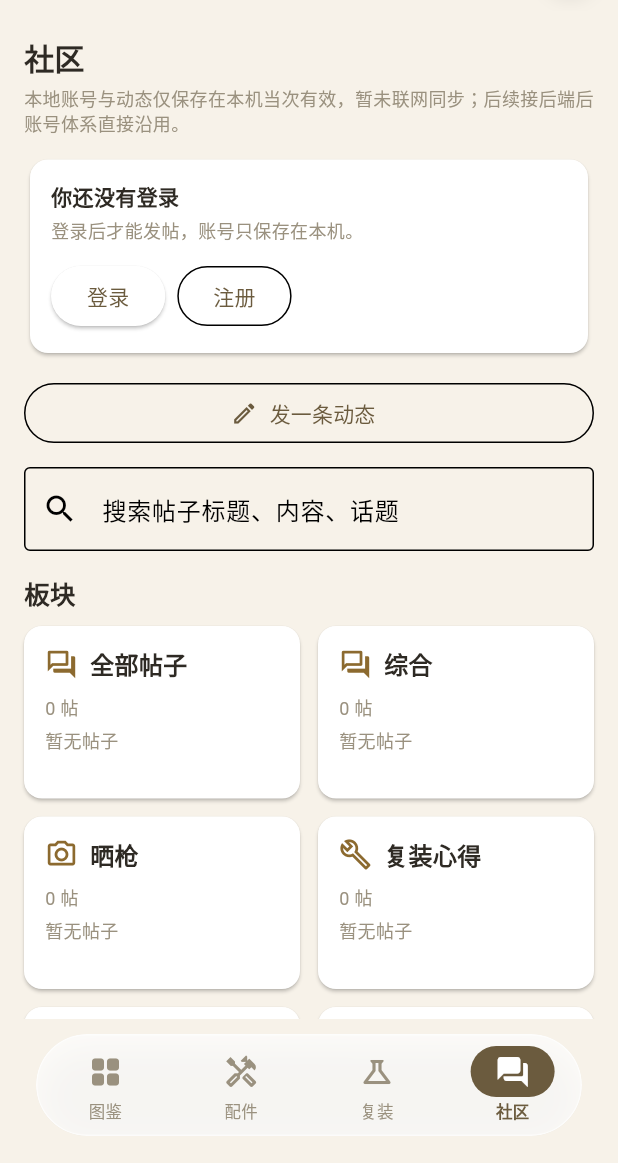
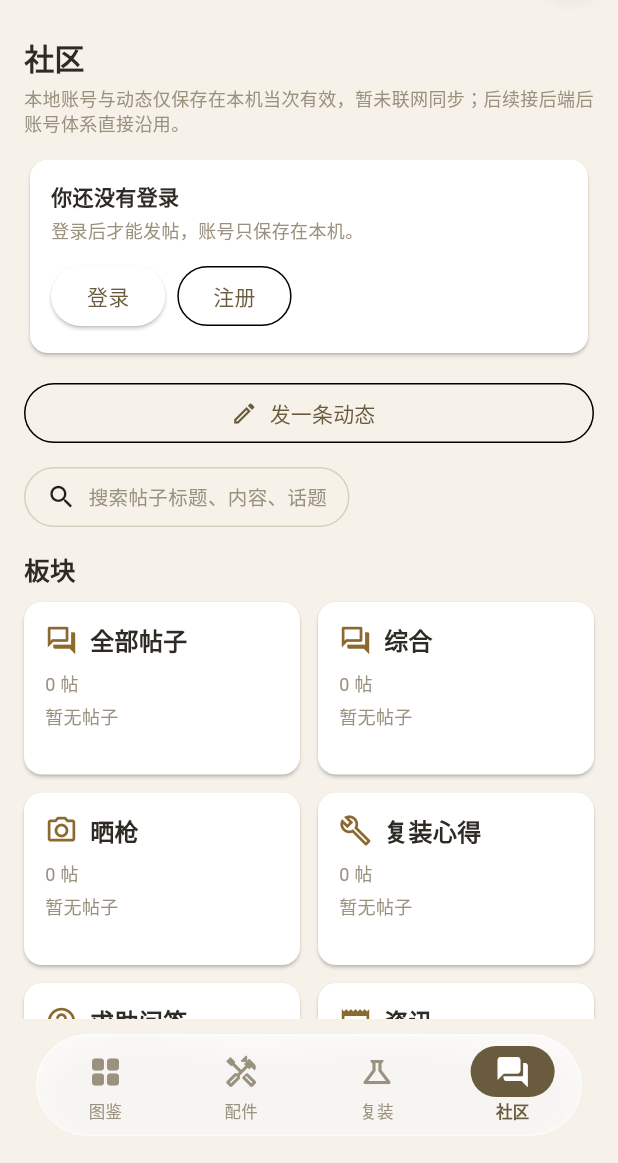
Before and after one commit to wangtao969/guns-map, a Flutter app: the screen it shows after launch, item 4 of the bottom bar chosen, on a phone screen of 412 x 824 dp, the part 73-1236 px from its top. Run offline on Flutter 3.47's test engine with Material 3 defaults, Android fonts, the phone set to English and light mode, and no system bars; accounts and stored records are empty.

Commit message:
v1.6.2: category photos -> transparent PNG cutouts (muzzle-right, contain layout), community search -> expandable pill bar

```diff
--- a/lib/screens/community_screen.dart
+++ b/lib/screens/community_screen.dart
@@ -3,6 +3,7 @@ import 'package:flutter/services.dart';
 import '../community_store.dart';
 import '../i18n.dart';
 import '../widgets/app_top_bar.dart';
+import '../widgets/expandable_search_bar.dart';
 import 'community_board_screen.dart';
 import 'community_compose_screen.dart';
 import 'community_dm_screen.dart';
@@ -622,13 +623,9 @@ class _CommunityScreenState extends State<CommunityScreen> {
                       : '继续写草稿'),
                 ),
                 const SizedBox(height: 12),
-                TextField(
+                ExpandableSearchBar(
+                  hint: '搜索帖子标题、内容、话题',
                   onSubmitted: _search,
-                  decoration: const InputDecoration(
-                    hintText: '搜索帖子标题、内容、话题',
-                    prefixIcon: Icon(Icons.search),
-                    border: OutlineInputBorder(),
-                  ),
                 ),
                 const SizedBox(height: 16),
                 const Text('板块',
--- a/lib/screens/gun_detail_screen.dart
+++ b/lib/screens/gun_detail_screen.dart
@@ -79,7 +79,7 @@ class _GunDetailScreenState extends State<GunDetailScreen>
                         ? Image.asset(gun.image!, fit: BoxFit.contain)
                         : Image.asset(
                             categoryPhoto[gun.category] ??
-                                'assets/images/category-rifle.webp',
+                                'assets/images/category-rifle.png',
                             fit: BoxFit.contain,
                           ),
                   ),
--- a/lib/screens/settings_screen.dart
+++ b/lib/screens/settings_screen.dart
@@ -10,7 +10,7 @@ import '../widgets/app_top_bar.dart';
 import 'feedback_screen.dart';
 
 /// 当前版本：每次发版时与 pubspec.yaml 一起改。
-const String appVersion = '1.6.1';
+const String appVersion = '1.6.2';
 
 /// 设置页：主题切换与关于信息。
 class SettingsScreen extends StatelessWidget {
--- /dev/null
+++ b/lib/widgets/expandable_search_bar.dart
@@ -0,0 +1,108 @@
+import 'package:flutter/material.dart';
+
+/// 小药丸式可展开搜索框：平时只是一个带放大镜图标的小药丸，
+/// 点一下展开成输入框，右边有关闭按钮可缩回去。主页和板块内页共用。
+class ExpandableSearchBar extends StatefulWidget {
+  final String hint;
+  final TextEditingController? controller;
+  final bool initiallyExpanded;
+  final ValueChanged<String>? onChanged;
+  final ValueChanged<String>? onSubmitted;
+  const ExpandableSearchBar({
+    super.key,
+    required this.hint,
+    this.controller,
+    this.initiallyExpanded = false,
+    this.onChanged,
+    this.onSubmitted,
+  });
+
+  @override
+  State<ExpandableSearchBar> createState() => _ExpandableSearchBarState();
+}
+
+class _ExpandableSearchBarState extends State<ExpandableSearchBar> {
+  late bool _expanded;
+  late final TextEditingController _ctrl;
+  late final FocusNode _focus;
+
+  @override
+  void initState() {
+    super.initState();
+    _expanded = widget.initiallyExpanded;
+    _ctrl = widget.controller ?? TextEditingController();
+    _focus = FocusNode();
+  }
+
+  @override
+  void dispose() {
+    if (widget.controller == null) _ctrl.dispose();
+    _focus.dispose();
+    super.dispose();
+  }
+
+  @override
+  Widget build(BuildContext context) {
+    final dark = Theme.of(context).brightness == Brightness.dark;
+    final grey = dark ? const Color(0xFF8A8578) : const Color(0xFF9A917F);
+    final border = dark ? const Color(0xFF4A4238) : const Color(0xFFD8D0BE);
+    if (!_expanded) {
+      return Align(
+        alignment: Alignment.centerLeft,
+        child: InkWell(
+          onTap: () {
+            setState(() => _expanded = true);
+            _focus.requestFocus();
+          },
+          borderRadius: BorderRadius.circular(20),
+          child: Container(
+            height: 40,
+            padding: const EdgeInsets.symmetric(horizontal: 14),
+            decoration: BoxDecoration(
+              border: Border.all(color: border),
+              borderRadius: BorderRadius.circular(20),
+            ),
+            child: Row(
+              mainAxisSize: MainAxisSize.min,
+              children: [
+                const Icon(Icons.search, size: 20),
+                const SizedBox(width: 8),
+                Text(widget.hint, style: TextStyle(color: grey, fontSize: 13)),
+              ],
+            ),
+          ),
+        ),
+      );
+    }
+    return Row(
+      children: [
+        Expanded(
+          child: TextField(
+            controller: _ctrl,
+            focusNode: _focus,
+            autofocus: true,
+            onChanged: widget.onChanged,
+            onSubmitted: widget.onSubmitted,
+            decoration: InputDecoration(
+              hintText: widget.hint,
+              prefixIcon: const Icon(Icons.search),
+              border: OutlineInputBorder(
+                borderRadius: BorderRadius.circular(20),
+              ),
+            ),
+          ),
+        ),
+        const SizedBox(width: 8),
+        IconButton(
+          onPressed: () {
+            _ctrl.clear();
+            widget.onChanged?.call('');
+            setState(() => _expanded = false);
+            _focus.unfocus();
+          },
+          icon: const Icon(Icons.close),
+        ),
+      ],
+    );
+  }
+}
--- a/pubspec.yaml
+++ b/pubspec.yaml
@@ -1,7 +1,7 @@
 name: firearms_catalog
 description: 枪械图鉴 App 原型
 publish_to: 'none'
-version: 1.6.1+8
+version: 1.6.2+9
 
 environment:
   sdk: '>=3.0.0 <4.0.0'
```
Also changed, not shown: lib/screens/catalog_screen.dart (+11 -14 lines), lib/screens/community_board_screen.dart (+4 -6 lines), lib/widgets/category_silhouette.dart (+13 -10 lines).
